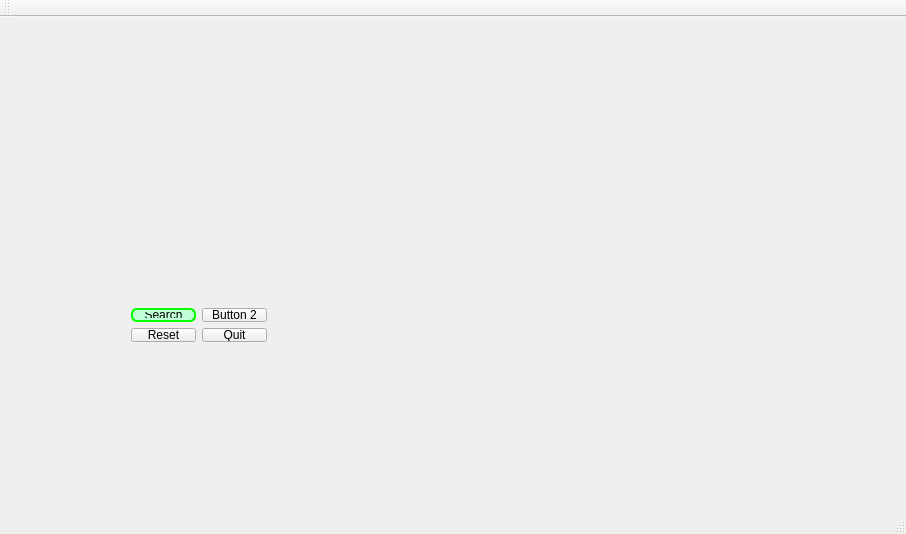
Before: the Qt Designer form NYC_Green/nyc_green.ui in garciaadrian/NYC-Green, drawn with Qt 5.
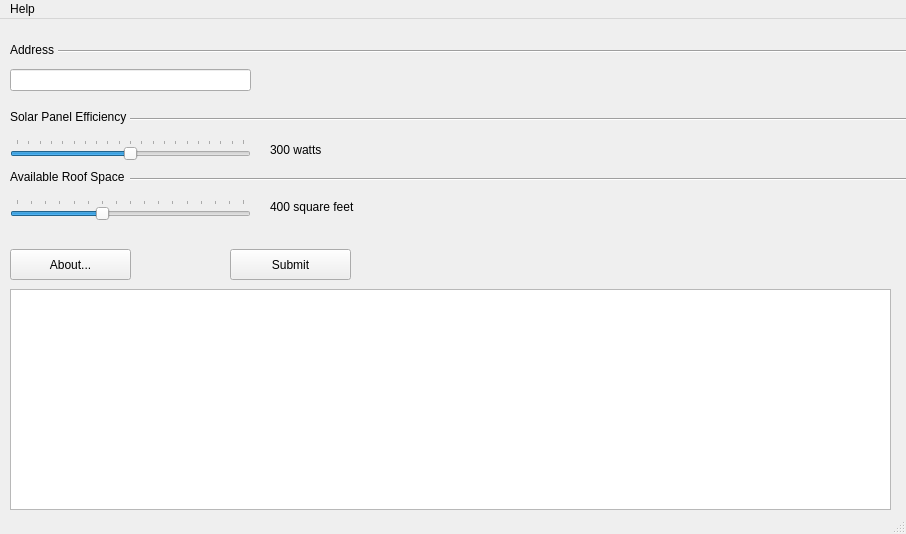
After: the same form once the commit is applied. Icons and pictures are not drawn.

```diff
--- a/NYC_Green/nyc_green.ui
+++ b/NYC_Green/nyc_green.ui
@@ -10,67 +10,269 @@
     <height>534</height>
    </rect>
   </property>
+  <property name="sizePolicy">
+   <sizepolicy hsizetype="Preferred" vsizetype="Preferred">
+    <horstretch>0</horstretch>
+    <verstretch>0</verstretch>
+   </sizepolicy>
+  </property>
+  <property name="minimumSize">
+   <size>
+    <width>906</width>
+    <height>534</height>
+   </size>
+  </property>
+  <property name="maximumSize">
+   <size>
+    <width>906</width>
+    <height>534</height>
+   </size>
+  </property>
   <property name="windowTitle">
    <string>NYC_Green</string>
   </property>
   <widget class="QWidget" name="centralWidget">
-   <property name="enabled">
-    <bool>true</bool>
-   </property>
-   <widget class="QWidget" name="">
+   <widget class="QPlainTextEdit" name="log_output">
     <property name="geometry">
      <rect>
-      <x>120</x>
-      <y>280</y>
-      <width>158</width>
-      <height>56</height>
+      <x>10</x>
+      <y>270</y>
+      <width>881</width>
+      <height>221</height>
      </rect>
     </property>
-    <layout class="QGridLayout" name="gridLayout">
-     <item row="0" column="0">
-      <widget class="QPushButton" name="pushButton">
-       <property name="styleSheet">
-        <string notr="true">QPushButton {
-background-color: rgb(193, 255, 216);
-border-width: 2px;
-border-radius: 6;
-border-color: lime;
-border-style: solid;
-padding: 2px;
-min-height: 2.5ex;
-min-width: 10ex;
-}</string>
-       </property>
-       <property name="text">
-        <string>Search</string>
-       </property>
-      </widget>
-     </item>
-     <item row="0" column="1">
-      <widget class="QPushButton" name="pushButton_2">
-       <property name="text">
-        <string>Button 2</string>
-       </property>
-      </widget>
-     </item>
-     <item row="1" column="0">
-      <widget class="QPushButton" name="pushButton_3">
-       <property name="text">
-        <string>Reset</string>
-       </property>
-      </widget>
-     </item>
-     <item row="1" column="1">
-      <widget class="QPushButton" name="pushButton_4">
-       <property name="text">
-        <string>Quit</string>
-       </property>
-      </widget>
-     </item>
-    </layout>
+    <property name="font">
+     <font>
+      <pointsize>28</pointsize>
+      <bold>true</bold>
+     </font>
+    </property>
+    <property name="readOnly">
+     <bool>true</bool>
+    </property>
+   </widget>
+   <widget class="QLineEdit" name="lineEdit">
+    <property name="geometry">
+     <rect>
+      <x>10</x>
+      <y>50</y>
+      <width>241</width>
+      <height>22</height>
+     </rect>
+    </property>
+   </widget>
+   <widget class="QPushButton" name="submitButton">
+    <property name="geometry">
+     <rect>
+      <x>230</x>
+      <y>230</y>
+      <width>121</width>
+      <height>31</height>
+     </rect>
+    </property>
+    <property name="text">
+     <string>Submit</string>
+    </property>
+   </widget>
+   <widget class="QLabel" name="label">
+    <property name="geometry">
+     <rect>
+      <x>10</x>
+      <y>20</y>
+      <width>81</width>
+      <height>21</height>
+     </rect>
+    </property>
+    <property name="text">
+     <string>Address</string>
+    </property>
+   </widget>
+   <widget class="Line" name="line">
+    <property name="geometry">
+     <rect>
+      <x>58</x>
+      <y>31</y>
+      <width>900</width>
+      <height>3</height>
+     </rect>
+    </property>
+    <property name="orientation">
+     <enum>Qt::Horizontal</enum>
+    </property>
+   </widget>
+   <widget class="QSlider" name="watt_slider">
+    <property name="geometry">
+     <rect>
+      <x>10</x>
+      <y>120</y>
+      <width>241</width>
+      <height>22</height>
+     </rect>
+    </property>
+    <property name="minimum">
+     <number>200</number>
+    </property>
+    <property name="maximum">
+     <number>400</number>
+    </property>
+    <property name="singleStep">
+     <number>1</number>
+    </property>
+    <property name="pageStep">
+     <number>25</number>
+    </property>
+    <property name="value">
+     <number>300</number>
+    </property>
+    <property name="sliderPosition">
+     <number>300</number>
+    </property>
+    <property name="orientation">
+     <enum>Qt::Horizontal</enum>
+    </property>
+    <property name="invertedAppearance">
+     <bool>false</bool>
+    </property>
+    <property name="invertedControls">
+     <bool>false</bool>
+    </property>
+    <property name="tickPosition">
+     <enum>QSlider::TicksAbove</enum>
+    </property>
+    <property name="tickInterval">
+     <number>10</number>
+    </property>
+   </widget>
+   <widget class="QLabel" name="watt_label">
+    <property name="geometry">
+     <rect>
+      <x>270</x>
+      <y>120</y>
+      <width>51</width>
+      <height>21</height>
+     </rect>
+    </property>
+    <property name="text">
+     <string>300 watts</string>
+    </property>
+   </widget>
+   <widget class="QSlider" name="space_slider">
+    <property name="geometry">
+     <rect>
+      <x>10</x>
+      <y>180</y>
+      <width>241</width>
+      <height>22</height>
+     </rect>
+    </property>
+    <property name="minimum">
+     <number>100</number>
+    </property>
+    <property name="maximum">
+     <number>900</number>
+    </property>
+    <property name="singleStep">
+     <number>50</number>
+    </property>
+    <property name="pageStep">
+     <number>100</number>
+    </property>
+    <property name="value">
+     <number>400</number>
+    </property>
+    <property name="orientation">
+     <enum>Qt::Horizontal</enum>
+    </property>
+    <property name="tickPosition">
+     <enum>QSlider::TicksAbove</enum>
+    </property>
+    <property name="tickInterval">
+     <number>50</number>
+    </property>
+   </widget>
+   <widget class="QLabel" name="space_label">
+    <property name="geometry">
+     <rect>
+      <x>270</x>
+      <y>180</y>
+      <width>101</width>
+      <height>16</height>
+     </rect>
+    </property>
+    <property name="text">
+     <string>400 square feet</string>
+    </property>
+   </widget>
+   <widget class="QLabel" name="label_2">
+    <property name="geometry">
+     <rect>
+      <x>10</x>
+      <y>90</y>
+      <width>121</width>
+      <height>16</height>
+     </rect>
+    </property>
+    <property name="text">
+     <string>Solar Panel Efficiency</string>
+    </property>
+   </widget>
+   <widget class="Line" name="line_2">
+    <property name="geometry">
+     <rect>
+      <x>130</x>
+      <y>85</y>
+      <width>781</width>
+      <height>31</height>
+     </rect>
+    </property>
+    <property name="orientation">
+     <enum>Qt::Horizontal</enum>
+    </property>
+   </widget>
+   <widget class="QLabel" name="label_3">
+    <property name="geometry">
+     <rect>
+      <x>10</x>
+      <y>150</y>
+      <width>141</width>
+      <height>16</height>
+     </rect>
+    </property>
+    <property name="text">
+     <string>Available Roof Space</string>
+    </property>
+   </widget>
+   <widget class="Line" name="line_3">
+    <property name="geometry">
+     <rect>
+      <x>130</x>
+      <y>150</y>
+      <width>781</width>
+      <height>21</height>
+     </rect>
+    </property>
+    <property name="orientation">
+     <enum>Qt::Horizontal</enum>
+    </property>
+   </widget>
+   <widget class="QPushButton" name="pushButton">
+    <property name="geometry">
+     <rect>
+      <x>10</x>
+      <y>230</y>
+      <width>121</width>
+      <height>31</height>
+     </rect>
+    </property>
+    <property name="text">
+     <string>About...</string>
+    </property>
    </widget>
   </widget>
   <widget class="QMenuBar" name="menuBar">
+   <property name="enabled">
+    <bool>true</bool>
+   </property>
    <property name="geometry">
     <rect>
      <x>0</x>
@@ -79,14 +281,21 @@
      <height>22</height>
     </rect>
    </property>
+   <property name="nativeMenuBar">
+    <bool>true</bool>
+   </property>
+   <widget class="QMenu" name="menuFile">
+    <property name="title">
+     <string>Help</string>
+    </property>
+    <addaction name="actionAbout"/>
+   </widget>
+   <addaction name="menuFile"/>
   </widget>
-  <widget class="QToolBar" name="mainToolBar">
-   <attribute name="toolBarArea">
-    <enum>TopToolBarArea</enum>
-   </attribute>
-   <attribute name="toolBarBreak">
-    <bool>false</bool>
-   </attribute>
+  <widget class="QStatusBar" name="statusBar">
+   <property name="enabled">
+    <bool>true</bool>
+   </property>
   </widget>
   <widget class="QStatusBar" name="statusBar"/>
  </widget>
```
Left out of the diff: 12 changed lines with no effect on the pictures.
